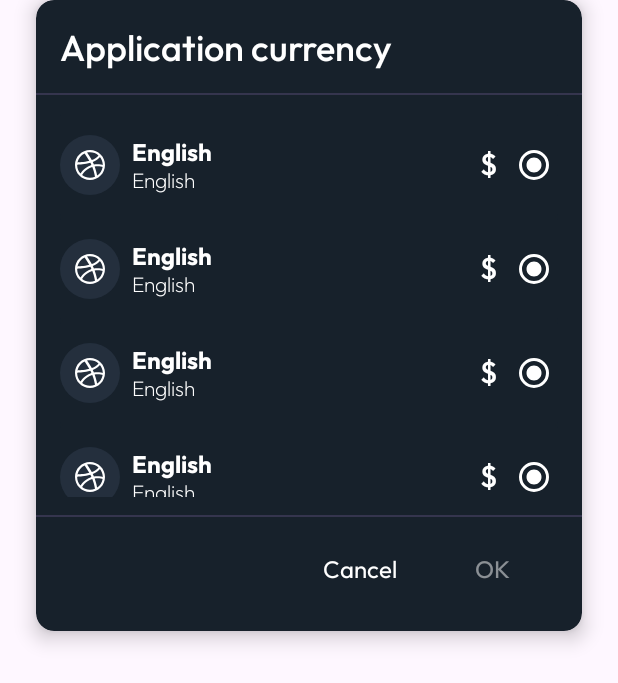
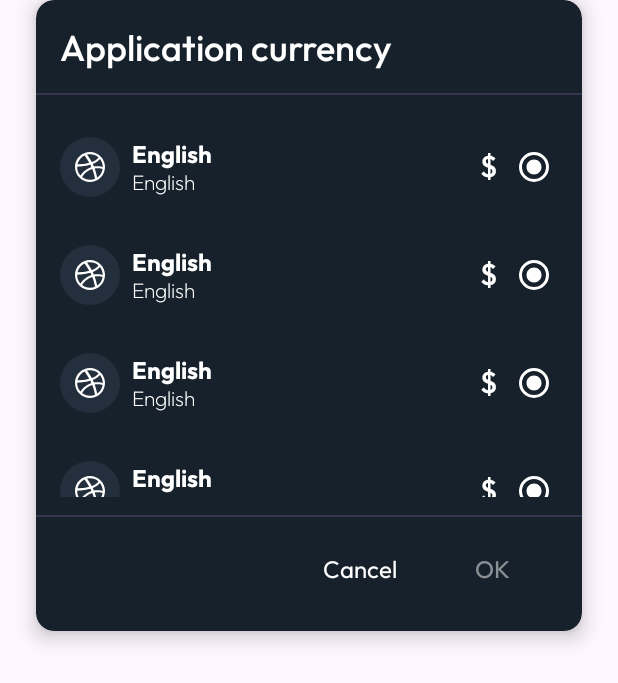
Before and after one commit to passerby29/CoinCheckProject, an Android app: the layout dialog_currency.xml on its own in the app's theme, with its tools: preview values and no code run, on a phone screen of 412 x 824 dp. Shown: the top 683 px of the screen. Run offline under Robolectric (Android 15) with nearby library versions, the phone set to English and light mode, and no system bars.

Commit message:
Adding Language and Currency Selection Dialogs.

```diff
--- a/app/src/main/res/layout/item_currency_selection.xml
+++ b/app/src/main/res/layout/item_currency_selection.xml
@@ -11,22 +11,23 @@
         android:layout_width="match_parent"
         android:layout_height="wrap_content"
         android:layout_marginVertical="8dp"
-        android:gravity="center"
+        android:gravity="center_vertical"
+        android:weightSum="1"
         android:orientation="horizontal">
 
         <com.google.android.material.imageview.ShapeableImageView
             android:id="@+id/currencyFlagImageView"
             android:layout_width="40dp"
             android:layout_height="40dp"
+            android:layout_marginVertical="8dp"
             android:src="@drawable/ic_dribble"/>
 
         <LinearLayout
             android:layout_width="0dp"
-            android:layout_height="wrap_content"
+            android:layout_height="match_parent"
             android:layout_marginHorizontal="8dp"
-            android:layout_marginVertical="8dp"
+            android:gravity="center_vertical"
             android:layout_weight="1"
-            android:gravity="center_vertical"
             android:orientation="vertical">
 
             <TextView
@@ -63,7 +64,6 @@
             android:id="@+id/languageRadioButton"
             style="@style/RadioButtonStyle"
             android:layout_width="wrap_content"
-            android:gravity="center"
             android:minWidth="0dp"
             tools:checked="true"
             android:minHeight="0dp"
```
